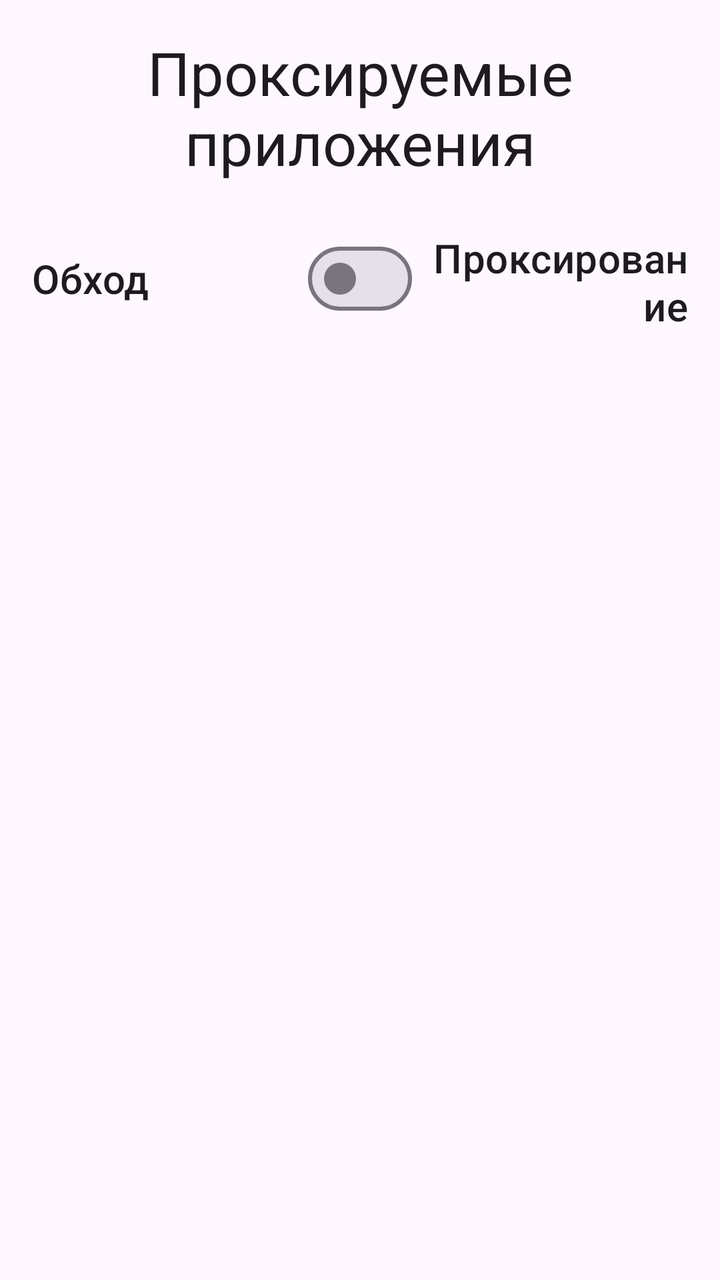
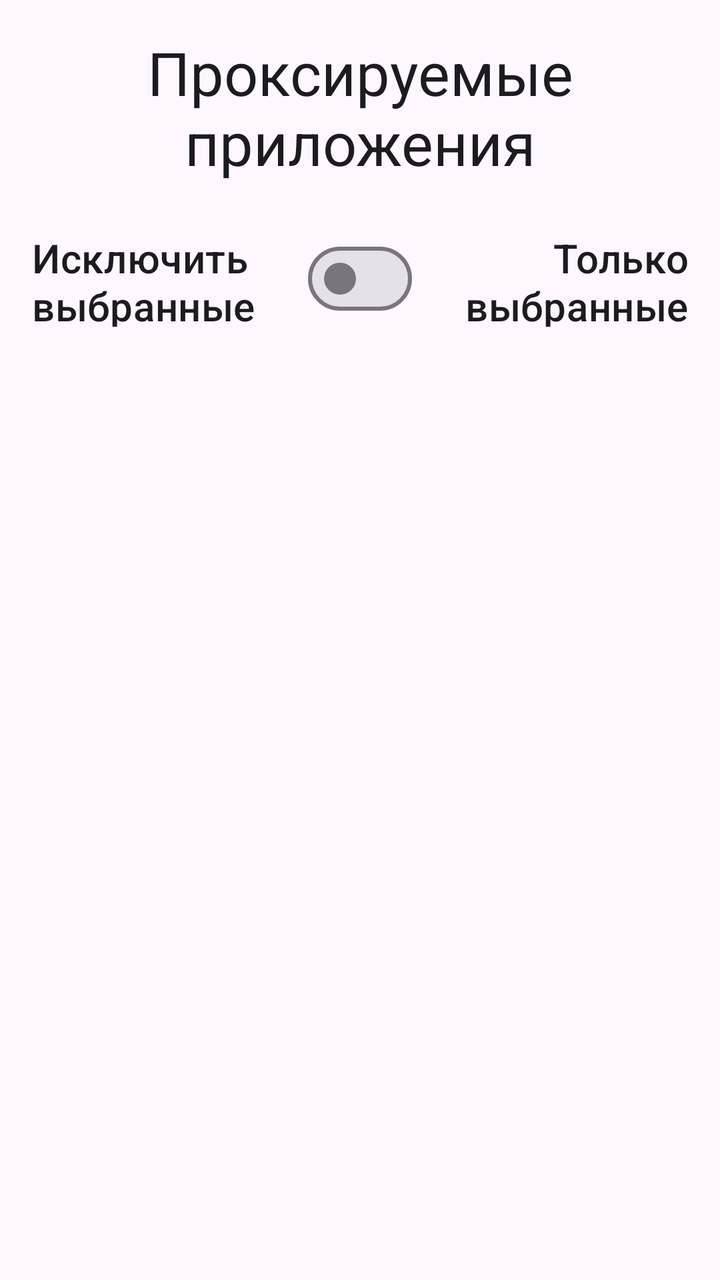

Before-and-after screenshots of an Android layout around one commit, followed by the original layout XML and the change that was made.
<!-- AndroidManifest.xml: application theme Theme.IrohProxy -->
<!-- res/layout/activity_app_chooser.xml -->
<?xml version="1.0" encoding="utf-8"?>
<androidx.constraintlayout.widget.ConstraintLayout xmlns:android="http://schemas.android.com/apk/res/android"
    xmlns:app="http://schemas.android.com/apk/res-auto"
    xmlns:tools="http://schemas.android.com/tools"
    android:id="@+id/apps_root"
    android:layout_width="match_parent"
    android:layout_height="match_parent">

    <TextView
        android:id="@+id/page_name"
        android:layout_width="0dp"
        android:layout_height="wrap_content"
        android:layout_marginTop="16dp"
        android:gravity="center"
        android:text="@string/proxying_applications"
        android:textAppearance="?attr/textAppearanceHeadlineSmall"
        android:textSize="30sp"
        app:layout_constraintEnd_toEndOf="parent"
        app:layout_constraintStart_toStartOf="parent"
        app:layout_constraintTop_toTopOf="parent" />

    <LinearLayout
        android:layout_width="0dp"
        android:layout_height="0dp"
        android:layout_marginStart="16dp"
        android:layout_marginTop="24dp"
        android:layout_marginEnd="16dp"
        android:orientation="vertical"
        app:layout_constraintBottom_toBottomOf="parent"
        app:layout_constraintEnd_toEndOf="parent"
        app:layout_constraintStart_toStartOf="parent"
        app:layout_constraintTop_toBottomOf="@+id/page_name">

        <LinearLayout
            android:layout_width="match_parent"
            android:layout_height="wrap_content"
            android:gravity="center_vertical"
            android:orientation="horizontal">

            <com.google.android.material.textview.MaterialTextView
                android:layout_width="0dp"
                android:layout_height="match_parent"
                android:layout_weight="1"
                android:gravity="center|start"
                android:text="@string/bypass"
                android:textAppearance="?attr/textAppearanceTitleMedium"
                android:textSize="20sp" />

            <com.google.android.material.materialswitch.MaterialSwitch
                android:id="@+id/app_mode_switch"
                android:layout_width="wrap_content"
                android:layout_height="wrap_content" />

            <com.google.android.material.textview.MaterialTextView
                android:layout_width="0dp"
                android:layout_height="match_parent"
                android:layout_weight="1"
                android:gravity="center|end"
                android:text="@string/proxying"
                android:textAppearance="?attr/textAppearanceTitleMedium"
                android:textSize="20sp" />
        </LinearLayout>

        <androidx.recyclerview.widget.RecyclerView
            android:id="@+id/apps_list"
            android:layout_width="match_parent"
            android:layout_height="match_parent"
            android:layout_marginTop="16dp"
            app:layout_constraintBottom_toBottomOf="parent"
            app:layout_constraintEnd_toEndOf="parent"
            app:layout_constraintStart_toStartOf="parent"
            app:layout_constraintTop_toBottomOf="@+id/page_name">

        </androidx.recyclerview.widget.RecyclerView>

    </LinearLayout>
</androidx.constraintlayout.widget.ConstraintLayout>
<!-- resources referenced by this layout -->
<resources>
  <string name="bypass">Обход</string>
  <string name="proxying">Проксирование</string>
  <string name="proxying_applications">Проксируемые приложения</string>
  <style name="Theme.IrohProxy" parent="Base.Theme.IrohProxy" />
  <style name="Base.Theme.IrohProxy" parent="Theme.Material3.DayNight.NoActionBar">
          
          
      </style>
</resources>

<!-- the commit's change to res/layout/activity_app_chooser.xml (unified diff, before → after) -->
@@ -42,7 +42,7 @@
                 android:layout_height="match_parent"
                 android:layout_weight="1"
                 android:gravity="center|start"
-                android:text="@string/bypass"
+                android:text="@string/blacklist"
                 android:textAppearance="?attr/textAppearanceTitleMedium"
                 android:textSize="20sp" />
 
@@ -56,7 +56,7 @@
                 android:layout_height="match_parent"
                 android:layout_weight="1"
                 android:gravity="center|end"
-                android:text="@string/proxying"
+                android:text="@string/whitelist"
                 android:textAppearance="?attr/textAppearanceTitleMedium"
                 android:textSize="20sp" />
         </LinearLayout>
<!-- resource entries referenced after the edit -->
@@ -1,8 +1,8 @@
 <!-- resources referenced by this layout -->
 <resources>
-  <string name="bypass">Обход</string>
-  <string name="proxying">Проксирование</string>
+  <string name="blacklist">Исключить выбранные</string>
   <string name="proxying_applications">Проксируемые приложения</string>
+  <string name="whitelist">Только выбранные</string>
   <style name="Theme.IrohProxy" parent="Base.Theme.IrohProxy" />
   <style name="Base.Theme.IrohProxy" parent="Theme.Material3.DayNight.NoActionBar">
           
